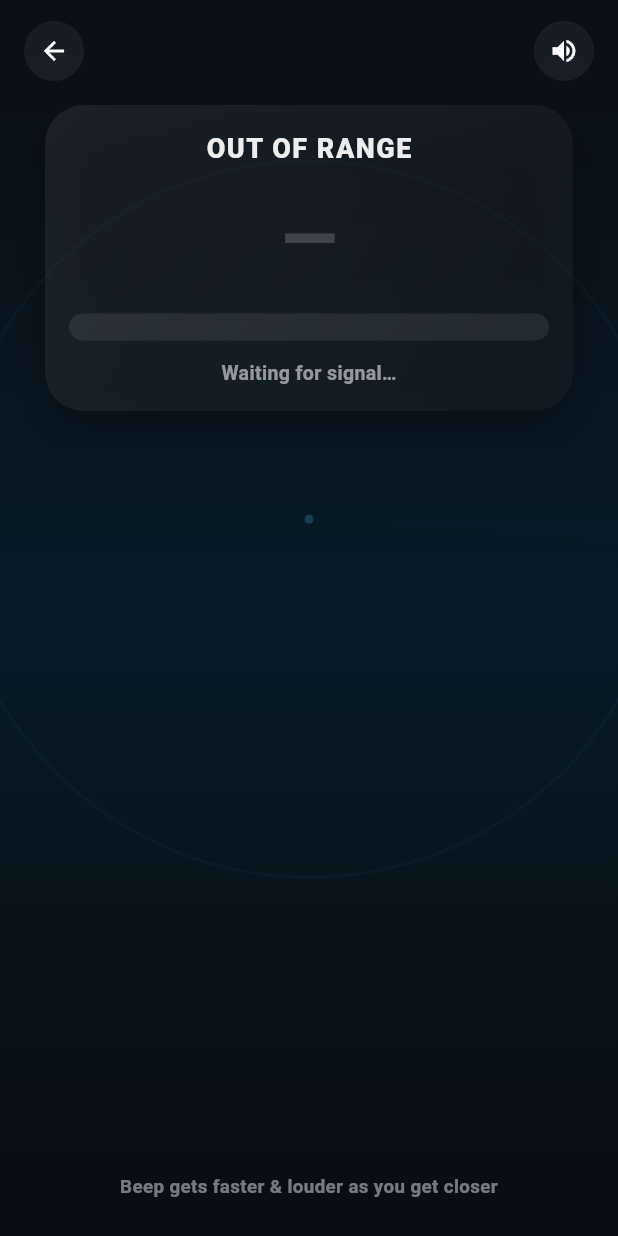
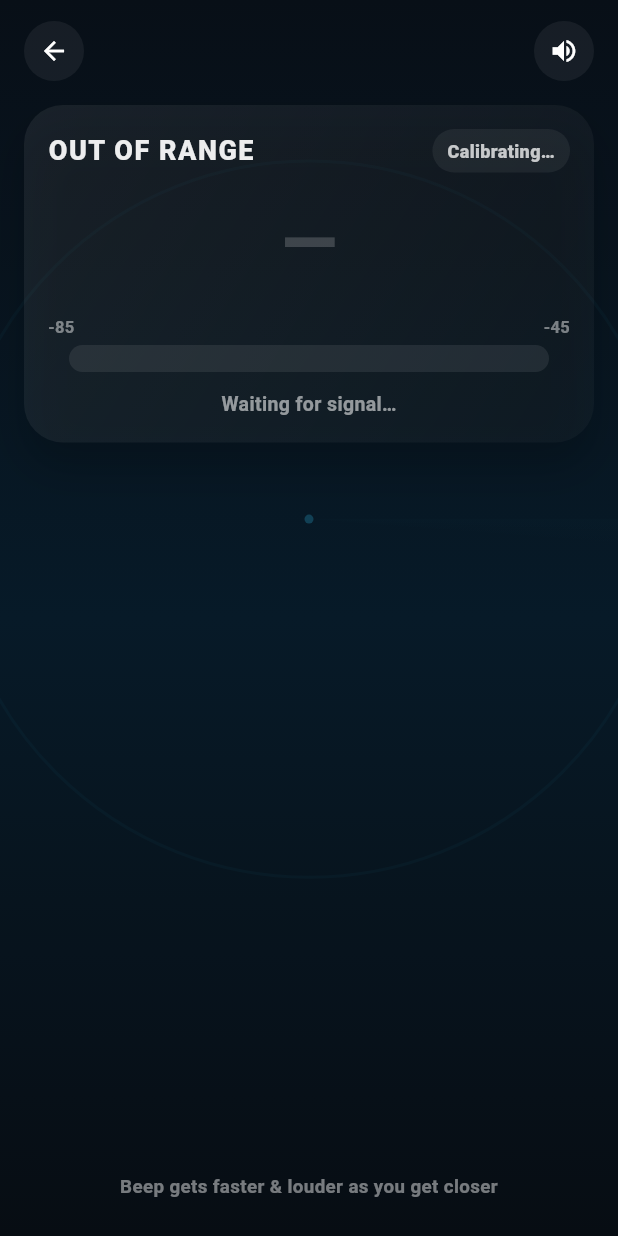
Before and after one commit to akinik456/BluetoothFinder, a Flutter app: the FindModePage screen opened directly with empty values, on a phone screen of 412 x 824 dp. Run offline on Flutter 3.47's test engine with Material 3 defaults, Android fonts, the phone set to English and light mode, and no system bars; our stand-ins replace audioplayers, flutter_blue_plus, permission_handler.

Commit message:
feat: dynamic RSSI calibration + persistent max reference

```diff
--- a/lib/main.dart
+++ b/lib/main.dart
@@ -9,6 +9,7 @@ import 'package:permission_handler/permission_handler.dart';
 
 // Global mute across Find Mode pages
 ValueNotifier<bool> globalMute = ValueNotifier(false);
+final Map<String, int> calibratedMaxById = {};
 
 void main() {
   runApp(const FindLostGadgetApp());
@@ -25,7 +26,6 @@ class FindLostGadgetApp extends StatelessWidget {
       theme: ThemeData(
         useMaterial3: true,
         brightness: Brightness.dark,
-        fontFamily: null,
       ),
       home: const HomePage(),
     );
@@ -305,7 +305,12 @@ class _HomePageState extends State<HomePage> with TickerProviderStateMixin {
       devices.add(r);
     }
 
-    final bg = Container(
+    return Scaffold(
+      body: Stack(
+        children: [
+          // Background
+          Positioned.fill(
+            child: Container(
               decoration: const BoxDecoration(
                 gradient: LinearGradient(
                   begin: Alignment.topCenter,
@@ -317,12 +322,8 @@ class _HomePageState extends State<HomePage> with TickerProviderStateMixin {
                   ],
                 ),
               ),
-    );
-
-    return Scaffold(
-      body: Stack(
-        children: [
-          Positioned.fill(child: bg),
+            ),
+          ),
 
           // Ambient radar background while scanning
           Positioned.fill(
@@ -451,8 +452,10 @@ class FindModePage extends StatefulWidget {
 }
 
 class _FindModePageState extends State<FindModePage> with TickerProviderStateMixin {
+  // RSSI smoothing in find mode too
   double? _ema;
   int? _rssi;
+
   int _lastSeenMs = 0;
   int _lastPulseMs = 0;
 
@@ -467,9 +470,29 @@ class _FindModePageState extends State<FindModePage> with TickerProviderStateMix
 
   static const int staleAfterMs = 3500;
 
+  // ===== Auto-calibration =====
+  static const int _minRssi = -85; // left side label (far reference)
+  final int _calWindowMs = 2000; // 2s calibration window
+  final int _calMarginDb = 6; // headroom above peak
+  int _calStartMs = 0;
+
+  int _calPeakRssi = -999; // best (highest) rssi observed
+  int _calMaxRssi = -45; // dynamic right side label (near reference)
+  bool _calibrating = true;
+
   @override
   void initState() {
     super.initState();
+  final cached = calibratedMaxById[widget.deviceId];
+  if (cached != null) {
+   _calMaxRssi = cached;
+   _calibrating = false;
+ } else {
+  _calibrating = true;
+ }
+
+    _calStartMs = DateTime.now().millisecondsSinceEpoch;
+    _calibrating = true;
 
     _sweepCtrl =
         AnimationController(vsync: this, duration: const Duration(milliseconds: 1700))..repeat();
@@ -486,8 +509,10 @@ class _FindModePageState extends State<FindModePage> with TickerProviderStateMix
 
     _sub = FlutterBluePlus.scanResults.listen((results) {
       final now = DateTime.now().millisecondsSinceEpoch;
+
       for (final r in results) {
-        if (r.device.remoteId.str == widget.deviceId) {
+        if (r.device.remoteId.str != widget.deviceId) continue;
+
         // EMA smoothing
         const double alpha = 0.25;
         final raw = r.rssi.toDouble();
@@ -495,11 +520,38 @@ class _FindModePageState extends State<FindModePage> with TickerProviderStateMix
 
         _rssi = _ema!.round();
         _lastSeenMs = now;
+
+        // --- Auto calibration update ---
+        if (_calibrating && _rssi != null) {
+          if (_rssi! > _calPeakRssi) _calPeakRssi = _rssi!;
+
+          final candidate = _calPeakRssi + _calMarginDb;
+
+          // clamp: don't go too optimistic; don't make it too low either
+          _calMaxRssi = candidate.clamp(-45, -30);
+
+
+          if (now - _calStartMs >= _calWindowMs) {
+            _calibrating = false;
+			final prev = calibratedMaxById[widget.deviceId];
+if (prev == null || _calMaxRssi > prev) {
+  calibratedMaxById[widget.deviceId] = _calMaxRssi;
+}
+          }
+        }
+
         break;
       }
-      }
+
       if (mounted) setState(() {});
     });
+  double _rssiToFill(int rssi) {
+  final minRssi = _minRssi;
+  final maxRssi = _calMaxRssi;
+
+  final clamped = rssi.clamp(minRssi, maxRssi);
+  return (clamped - minRssi) / (maxRssi - minRssi);
+}
 
     _tick = Timer.periodic(const Duration(milliseconds: 60), (_) async {
       if (!mounted) return;
@@ -509,13 +561,13 @@ class _FindModePageState extends State<FindModePage> with TickerProviderStateMix
       final ageMs = hasSeen ? (now - _lastSeenMs) : 999999;
       final stale = ageMs > staleAfterMs;
 
-      // Device not seen => silence
+      // If not seeing device -> SILENCE (invalidate RSSI)
       if (!hasSeen || stale || _rssi == null) {
         _rssi = null;
         return;
       }
 
-      // Logarithmic mapping in [-85 .. -45]
+      // Logarithmic mapping in [_minRssi .. _calMaxRssi]
       final progress = _rssiToLogProgress(_rssi!);
       final intervalMs = _progressToIntervalMs(progress);
       final volume = _progressToVolume(progress);
@@ -547,12 +599,13 @@ class _FindModePageState extends State<FindModePage> with TickerProviderStateMix
 
   double _clamp01(double x) => x < 0 ? 0 : (x > 1 ? 1 : x);
 
-  /// RSSI (-85..-45) -> progress (0..1) logarithmic
+  /// RSSI -> progress (0..1) using dynamic max RSSI from calibration
   double _rssiToLogProgress(int rssi) {
-    const int minRssi = -85;
-    const int maxRssi = -45;
+    final minRssi = _minRssi;
+    final maxRssi = _calMaxRssi; // dynamic near reference
 
     final x = _clamp01((rssi - minRssi) / (maxRssi - minRssi));
+
     const double k = 9.0; // bigger => more kick near close range
     return math.log(1 + k * x) / math.log(1 + k);
   }
@@ -577,6 +630,7 @@ class _FindModePageState extends State<FindModePage> with TickerProviderStateMix
   }
 
   double _rssiToFill(int rssi) {
+    // keep visual fill stable; use calibration references for "feel"
     final clamped = rssi.clamp(-100, -45);
     return (clamped + 100) / 55.0;
   }
@@ -693,7 +747,10 @@ class _FindModePageState extends State<FindModePage> with TickerProviderStateMix
                   _PlayCard(
                     child: Column(
                       children: [
-                        Text(
+                        Row(
+                          children: [
+                            Expanded(
+                              child: Text(
                                 label,
                                 style: TextStyle(
                                   color: Colors.white.withValues(alpha: 0.92),
@@ -701,6 +758,25 @@ class _FindModePageState extends State<FindModePage> with TickerProviderStateMix
                                   fontWeight: FontWeight.w900,
                                   letterSpacing: 1.0,
                                 ),
+                              ),
+                            ),
+                            if (_calibrating)
+                              Container(
+                                padding: const EdgeInsets.symmetric(horizontal: 10, vertical: 6),
+                                decoration: BoxDecoration(
+                                  borderRadius: BorderRadius.circular(999),
+                                  color: Colors.white.withValues(alpha: 0.06),
+                                ),
+                                child: Text(
+                                  "Calibrating…",
+                                  style: TextStyle(
+                                    color: Colors.white.withValues(alpha: 0.75),
+                                    fontSize: 12,
+                                    fontWeight: FontWeight.w800,
+                                  ),
+                                ),
+                              ),
+                          ],
                         ),
                         const SizedBox(height: 12),
                         Text(
@@ -711,7 +787,31 @@ class _FindModePageState extends State<FindModePage> with TickerProviderStateMix
                             fontWeight: FontWeight.w900,
                           ),
                         ),
-                        const SizedBox(height: 16),
+                        const SizedBox(height: 14),
+
+                        // ===== Test labels: min/max around bar =====
+                        Row(
+                          children: [
+                            Text(
+                              "$_minRssi",
+                              style: TextStyle(
+                                color: Colors.white.withValues(alpha: 0.45),
+                                fontSize: 11,
+                                fontWeight: FontWeight.w700,
+                              ),
+                            ),
+                            const Spacer(),
+                            Text(
+                              "$_calMaxRssi",
+                              style: TextStyle(
+                                color: Colors.white.withValues(alpha: 0.45),
+                                fontSize: 11,
+                                fontWeight: FontWeight.w700,
+                              ),
+                            ),
+                          ],
+                        ),
+                        const SizedBox(height: 4),
 
                         // Classic bar (left -> right)
                         Container(
@@ -753,7 +853,9 @@ class _FindModePageState extends State<FindModePage> with TickerProviderStateMix
                     valueListenable: globalMute,
                     builder: (_, muted, __) {
                       return Text(
-                        muted ? "Muted" : "Beep gets faster & louder as you get closer",
+                        muted
+                            ? "Muted"
+                            : "Beep gets faster & louder as you get closer",
                         textAlign: TextAlign.center,
                         style: TextStyle(
                           color: Colors.white.withValues(alpha: 0.45),
@@ -1028,6 +1130,9 @@ class _DeviceCardPlayful extends StatelessWidget {
 
   @override
   Widget build(BuildContext context) {
+    // bar width adapted to screen
+    final barWidth = MediaQuery.of(context).size.width - 32 - 28;
+
     return InkWell(
       borderRadius: BorderRadius.circular(22),
       onTap: onTap,
@@ -1134,7 +1239,7 @@ class _DeviceCardPlayful extends StatelessWidget {
                   alignment: Alignment.centerLeft,
                   child: AnimatedContainer(
                     duration: const Duration(milliseconds: 140),
-                    width: (MediaQuery.of(context).size.width - 32 - 28) * barFill.clamp(0.0, 1.0),
+                    width: barWidth * barFill.clamp(0.0, 1.0),
                     color: accent.withValues(alpha: stale ? 0.18 : 0.95),
                   ),
                 ),
--- a/pubspec.yaml
+++ b/pubspec.yaml
@@ -1,4 +1,4 @@
-name: findbles_clean
+name: bluetoothfinder
 description: "A new Flutter project."
 # The following line prevents the package from being accidentally published to
 # pub.dev using `flutter pub publish`. This is preferred for private packages.
```
Lines whose indentation alone changed are shown as unchanged.
